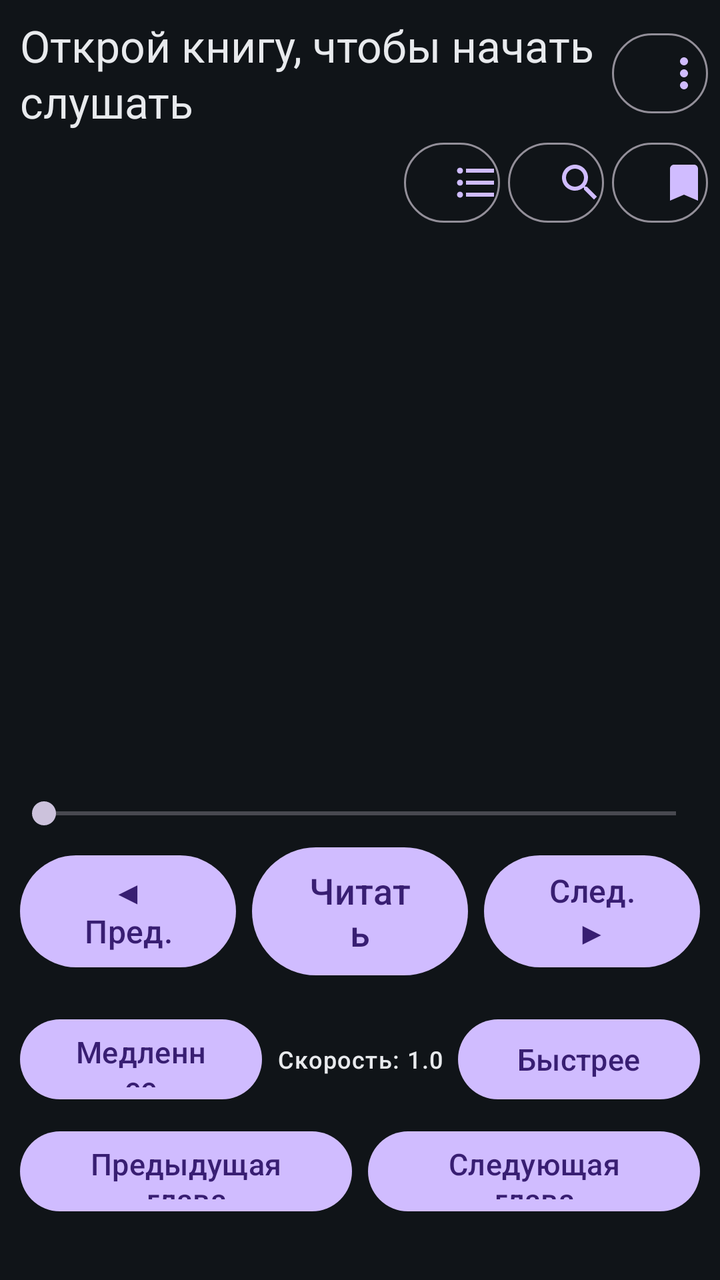
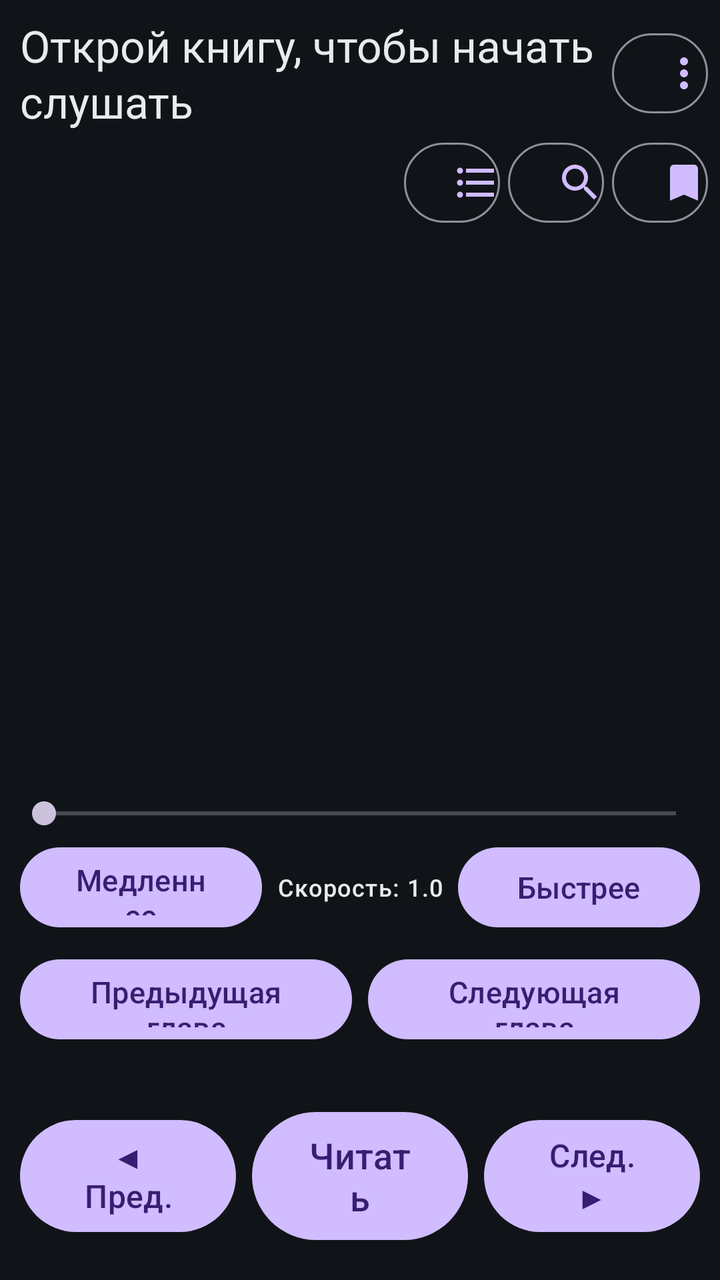

Two renders of the same Android screen: before a commit and after it. Below are the layout's source before the change and the commit's diff.
<!-- AndroidManifest.xml: application theme Theme.BookVoice -->
<!-- res/layout/activity_main.xml -->
<?xml version="1.0" encoding="utf-8"?>
<LinearLayout xmlns:android="http://schemas.android.com/apk/res/android"
    xmlns:app="http://schemas.android.com/apk/res-auto"
    android:layout_width="match_parent"
    android:layout_height="match_parent"
    android:background="#101418"
    android:orientation="vertical"
    android:padding="6dp">

    
    <LinearLayout
        android:layout_width="match_parent"
        android:layout_height="wrap_content"
        android:gravity="center_vertical"
        android:orientation="horizontal">

        <TextView
            android:id="@+id/tvHeader"
            android:layout_width="0dp"
            android:layout_height="wrap_content"
            android:layout_weight="1"
            android:accessibilityHeading="true"
            android:ellipsize="end"
            android:focusable="true"
            android:screenReaderFocusable="true"
            android:maxLines="2"
            android:paddingStart="4dp"
            android:paddingTop="2dp"
            android:paddingEnd="4dp"
            android:paddingBottom="2dp"
            android:text="@string/no_book"
            android:textAppearance="?attr/textAppearanceTitleLarge"
            android:textColor="#E8EAED" />

        
        <Button
            android:id="@+id/btnMore"
            style="?attr/materialButtonOutlinedStyle"
            android:layout_width="48dp"
            android:layout_height="48dp"
            android:layout_marginStart="4dp"
            android:contentDescription="@string/reader_more_cd"
            android:gravity="center"
            android:minWidth="48dp"
            app:icon="@drawable/ic_more"
            app:iconSize="24dp" />
    </LinearLayout>

    
    <LinearLayout
        android:layout_width="match_parent"
        android:layout_height="wrap_content"
        android:gravity="end|center_vertical"
        android:orientation="horizontal">

        <Button
            android:id="@+id/btnToc"
            style="?attr/materialButtonOutlinedStyle"
            android:layout_width="48dp"
            android:layout_height="48dp"
            android:layout_marginStart="4dp"
            android:contentDescription="@string/toc_btn"
            android:gravity="center"
            android:minWidth="48dp"
            app:icon="@drawable/ic_toc"
            app:iconSize="24dp" />

        <Button
            android:id="@+id/btnSearch"
            style="?attr/materialButtonOutlinedStyle"
            android:layout_width="48dp"
            android:layout_height="48dp"
            android:layout_marginStart="4dp"
            android:contentDescription="@string/search_button_cd"
            android:gravity="center"
            android:minWidth="48dp"
            app:icon="@drawable/ic_search"
            app:iconSize="24dp" />

        <Button
            android:id="@+id/btnBookmark"
            style="?attr/materialButtonOutlinedStyle"
            android:layout_width="48dp"
            android:layout_height="48dp"
            android:layout_marginStart="4dp"
            android:contentDescription="@string/bookmark_btn"
            android:gravity="center"
            android:minWidth="48dp"
            app:icon="@drawable/ic_bookmark"
            app:iconSize="24dp" />
    </LinearLayout>

    
    <LinearLayout
        android:id="@+id/searchPanel"
        android:layout_width="match_parent"
        android:layout_height="wrap_content"
        android:orientation="vertical"
        android:paddingTop="2dp"
        android:visibility="gone">

        <LinearLayout
            android:layout_width="match_parent"
            android:layout_height="wrap_content"
            android:gravity="center_vertical"
            android:orientation="horizontal">

            <EditText
                android:id="@+id/etSearch"
                android:layout_width="0dp"
                android:layout_height="48dp"
                android:layout_weight="1"
                android:autofillHints=""
                android:hint="@string/search_field_hint"
                android:imeOptions="actionSearch"
                android:importantForAutofill="no"
                android:inputType="text"
                android:maxLines="1"
                android:textColor="#E8EAED"
                android:textColorHint="#9AA0A6"
                android:textSize="16sp" />

            <Button
                android:id="@+id/btnSearchMic"
                android:layout_width="wrap_content"
                android:layout_height="48dp"
                android:layout_marginStart="4dp"
                android:contentDescription="@string/search_mic_cd"
                android:minWidth="48dp"
                android:text="🎤"
                android:textSize="18sp" />

            <Button
                android:id="@+id/btnSearchGo"
                android:layout_width="wrap_content"
                android:layout_height="48dp"
                android:layout_marginStart="4dp"
                android:text="@string/search_find_btn"
                android:textSize="15sp" />
        </LinearLayout>

        <TextView
            android:id="@+id/tvSearchResult"
            android:layout_width="match_parent"
            android:layout_height="wrap_content"
            android:gravity="center"
            android:paddingTop="2dp"
            android:paddingBottom="2dp"
            android:textAppearance="?attr/textAppearanceLabelMedium"
            android:textColor="#9AA0A6" />

        <LinearLayout
            android:layout_width="match_parent"
            android:layout_height="wrap_content"
            android:gravity="center"
            android:orientation="horizontal">

            <Button
                android:id="@+id/btnSearchPrev"
                android:layout_width="0dp"
                android:layout_height="48dp"
                android:layout_margin="2dp"
                android:layout_weight="1"
                android:text="@string/search_prev_btn"
                android:textSize="15sp" />

            <Button
                android:id="@+id/btnSearchNext"
                android:layout_width="0dp"
                android:layout_height="48dp"
                android:layout_margin="2dp"
                android:layout_weight="1"
                android:text="@string/search_next_btn"
                android:textSize="15sp" />

            <Button
                android:id="@+id/btnSearchClose"
                android:layout_width="0dp"
                android:layout_height="48dp"
                android:layout_margin="2dp"
                android:layout_weight="1"
                android:text="@string/search_close_btn"
                android:textSize="15sp" />
        </LinearLayout>
    </LinearLayout>

    <androidx.recyclerview.widget.RecyclerView
        android:id="@+id/sentenceList"
        android:layout_width="match_parent"
        android:layout_height="0dp"
        android:layout_weight="1"
        android:clipToPadding="false"
        android:paddingStart="12dp"
        android:paddingEnd="12dp"
        android:scrollbars="vertical" />

    <TextView
        android:id="@+id/tvPosition"
        android:layout_width="match_parent"
        android:layout_height="wrap_content"
        android:gravity="center"
        android:paddingTop="2dp"
        android:paddingBottom="2dp"
        android:textAppearance="?attr/textAppearanceLabelMedium"
        android:textColor="#9AA0A6" />

    <SeekBar
        android:id="@+id/seekProgress"
        android:layout_width="match_parent"
        android:layout_height="wrap_content"
        android:contentDescription="@string/seek_progress"
        android:max="0"
        android:progress="0" />

    <LinearLayout
        android:layout_width="match_parent"
        android:layout_height="wrap_content"
        android:gravity="center"
        android:orientation="horizontal"
        android:paddingBottom="6dp">

        <Button
            android:id="@+id/btnPrevSentence"
            android:layout_width="0dp"
            android:layout_height="64dp"
            android:layout_margin="4dp"
            android:layout_weight="1"
            android:contentDescription="@string/prev_sentence"
            android:text="◀ Пред."
            android:textSize="16sp" />

        <Button
            android:id="@+id/btnPlayPause"
            android:layout_width="0dp"
            android:layout_height="72dp"
            android:layout_margin="4dp"
            android:layout_weight="1"
            android:text="Читать"
            android:textSize="18sp" />

        <Button
            android:id="@+id/btnNextSentence"
            android:layout_width="0dp"
            android:layout_height="64dp"
            android:layout_margin="4dp"
            android:layout_weight="1"
            android:contentDescription="@string/next_sentence"
            android:text="След. ▶"
            android:textSize="16sp" />
    </LinearLayout>

    
    <LinearLayout
        android:id="@+id/speedRow"
        android:layout_width="match_parent"
        android:layout_height="wrap_content"
        android:gravity="center_vertical"
        android:orientation="horizontal">

        <Button
            android:id="@+id/btnSpeedDown"
            android:layout_width="0dp"
            android:layout_height="48dp"
            android:layout_margin="4dp"
            android:layout_weight="1"
            android:text="@string/speed_down"
            android:textSize="15sp" />

        <TextView
            android:id="@+id/tvSpeed"
            android:layout_width="wrap_content"
            android:layout_height="wrap_content"
            android:gravity="center"
            android:minWidth="90dp"
            android:text="@string/speed_default"
            android:textAppearance="?attr/textAppearanceLabelMedium"
            android:textColor="#E8EAED" />

        <Button
            android:id="@+id/btnSpeedUp"
            android:layout_width="0dp"
            android:layout_height="48dp"
            android:layout_margin="4dp"
            android:layout_weight="1"
            android:text="@string/speed_up"
            android:textSize="15sp" />
    </LinearLayout>

    <LinearLayout
        android:layout_width="match_parent"
        android:layout_height="wrap_content"
        android:gravity="center"
        android:orientation="horizontal">

        <Button
            android:id="@+id/btnPrevChapter"
            android:layout_width="0dp"
            android:layout_height="48dp"
            android:layout_margin="4dp"
            android:layout_weight="1"
            android:text="Предыдущая глава"
            android:textSize="15sp" />

        <Button
            android:id="@+id/btnNextChapter"
            android:layout_width="0dp"
            android:layout_height="48dp"
            android:layout_margin="4dp"
            android:layout_weight="1"
            android:text="Следующая глава"
            android:textSize="15sp" />
    </LinearLayout>

    <TextView
        android:id="@+id/tvStats"
        android:layout_width="match_parent"
        android:layout_height="wrap_content"
        android:gravity="center"
        android:paddingTop="2dp"
        android:paddingBottom="2dp"
        android:textAppearance="?attr/textAppearanceLabelMedium"
        android:textColor="#9AA0A6" />

    
</LinearLayout>
<!-- resources referenced by this layout -->
<resources>
  <!-- drawable ic_bookmark (drawable) -->
  <vector xmlns:android="http://schemas.android.com/apk/res/android"
      android:width="24dp"
      android:height="24dp"
      android:viewportWidth="24"
      android:viewportHeight="24">
      
      <path
          android:fillColor="#E8EAED"
          android:pathData="M17,3H7c-1.1,0 -1.99,0.9 -1.99,2L5,21l7,-3 7,3V5c0,-1.1 -0.9,-2 -2,-2z" />
  </vector>
  <!-- drawable ic_more (drawable) -->
  <vector xmlns:android="http://schemas.android.com/apk/res/android"
      android:width="24dp"
      android:height="24dp"
      android:viewportWidth="24"
      android:viewportHeight="24">
      
      <path
          android:fillColor="#E8EAED"
          android:pathData="M12,8c1.1,0 2,-0.9 2,-2s-0.9,-2 -2,-2 -2,0.9 -2,2 0.9,2 2,2zM12,10c-1.1,0 -2,0.9 -2,2s0.9,2 2,2 2,-0.9 2,-2 -0.9,-2 -2,-2zM12,16c-1.1,0 -2,0.9 -2,2s0.9,2 2,2 2,-0.9 2,-2 -0.9,-2 -2,-2z" />
  </vector>
  <!-- drawable ic_search (drawable) -->
  <vector xmlns:android="http://schemas.android.com/apk/res/android"
      android:width="24dp"
      android:height="24dp"
      android:viewportWidth="24"
      android:viewportHeight="24">
      
      <path
          android:fillColor="#E8EAED"
          android:pathData="M15.5,14h-0.79l-0.28,-0.27C15.41,12.59 16,11.11 16,9.5 16,5.91 13.09,3 9.5,3S3,5.91 3,9.5 5.91,16 9.5,16c1.61,0 3.09,-0.59 4.23,-1.57l0.27,0.28v0.79l5,4.99L20.49,19l-4.99,-5zM9.5,14C7.01,14 5,11.99 5,9.5S7.01,5 9.5,5 14,7.01 14,9.5 11.99,14 9.5,14z" />
  </vector>
  <!-- drawable ic_toc (drawable) -->
  <vector xmlns:android="http://schemas.android.com/apk/res/android"
      android:width="24dp"
      android:height="24dp"
      android:viewportWidth="24"
      android:viewportHeight="24">
      
      <path
          android:fillColor="#E8EAED"
          android:pathData="M4,10.5c-0.83,0 -1.5,0.67 -1.5,1.5s0.67,1.5 1.5,1.5 1.5,-0.67 1.5,-1.5 -0.67,-1.5 -1.5,-1.5zM4,4.5c-0.83,0 -1.5,0.67 -1.5,1.5S3.17,7.5 4,7.5 5.5,6.83 5.5,6 4.83,4.5 4,4.5zM4,16.5c-0.83,0 -1.5,0.68 -1.5,1.5s0.68,1.5 1.5,1.5 1.5,-0.68 1.5,-1.5 -0.67,-1.5 -1.5,-1.5zM7,19h14v-2H7v2zM7,13h14v-2H7v2zM7,5v2h14V5H7z" />
  </vector>
  <string name="bookmark_btn">Закладка</string>
  <string name="next_sentence">Следующее предложение</string>
  <string name="no_book">Открой книгу, чтобы начать слушать</string>
  <string name="prev_sentence">Предыдущее предложение</string>
  <string name="reader_more_cd">Ещё</string>
  <string name="search_button_cd">Поиск</string>
  <string name="search_close_btn">Закрыть поиск</string>
  <string name="search_field_hint">Слово для поиска</string>
  <string name="search_find_btn">Найти</string>
  <string name="search_mic_cd">Продиктовать слово для поиска</string>
  <string name="search_next_btn">Далее</string>
  <string name="search_prev_btn">Назад</string>
  <string name="seek_progress">Позиция в книге</string>
  <string name="speed_default">Скорость: 1.0</string>
  <string name="speed_down">Медленнее</string>
  <string name="speed_up">Быстрее</string>
  <string name="toc_btn">Оглавление</string>
  <style name="Theme.BookVoice" parent="Theme.Material3.Dark.NoActionBar">
          <item name="android:windowBackground">#101418</item>
      </style>
</resources>

<!-- the commit's change to res/layout/activity_main.xml (unified diff, before → after) -->
@@ -212,43 +212,6 @@
         android:max="0"
         android:progress="0" />
 
-    <LinearLayout
-        android:layout_width="match_parent"
-        android:layout_height="wrap_content"
-        android:gravity="center"
-        android:orientation="horizontal"
-        android:paddingBottom="6dp">
-
-        <Button
-            android:id="@+id/btnPrevSentence"
-            android:layout_width="0dp"
-            android:layout_height="64dp"
-            android:layout_margin="4dp"
-            android:layout_weight="1"
-            android:contentDescription="@string/prev_sentence"
-            android:text="◀ Пред."
-            android:textSize="16sp" />
-
-        <Button
-            android:id="@+id/btnPlayPause"
-            android:layout_width="0dp"
-            android:layout_height="72dp"
-            android:layout_margin="4dp"
-            android:layout_weight="1"
-            android:text="Читать"
-            android:textSize="18sp" />
-
-        <Button
-            android:id="@+id/btnNextSentence"
-            android:layout_width="0dp"
-            android:layout_height="64dp"
-            android:layout_margin="4dp"
-            android:layout_weight="1"
-            android:contentDescription="@string/next_sentence"
-            android:text="След. ▶"
-            android:textSize="16sp" />
-    </LinearLayout>
-
     
     <LinearLayout
         android:id="@+id/speedRow"
@@ -322,4 +285,40 @@
         android:textColor="#9AA0A6" />
 
     
+    <LinearLayout
+        android:layout_width="match_parent"
+        android:layout_height="wrap_content"
+        android:gravity="center"
+        android:orientation="horizontal"
+        android:paddingBottom="6dp">
+
+        <Button
+            android:id="@+id/btnPrevSentence"
+            android:layout_width="0dp"
+            android:layout_height="64dp"
+            android:layout_margin="4dp"
+            android:layout_weight="1"
+            android:contentDescription="@string/prev_sentence"
+            android:text="◀ Пред."
+            android:textSize="16sp" />
+
+        <Button
+            android:id="@+id/btnPlayPause"
+            android:layout_width="0dp"
+            android:layout_height="72dp"
+            android:layout_margin="4dp"
+            android:layout_weight="1"
+            android:text="Читать"
+            android:textSize="18sp" />
+
+        <Button
+            android:id="@+id/btnNextSentence"
+            android:layout_width="0dp"
+            android:layout_height="64dp"
+            android:layout_margin="4dp"
+            android:layout_weight="1"
+            android:contentDescription="@string/next_sentence"
+            android:text="След. ▶"
+            android:textSize="16sp" />
+    </LinearLayout>
 </LinearLayout>
